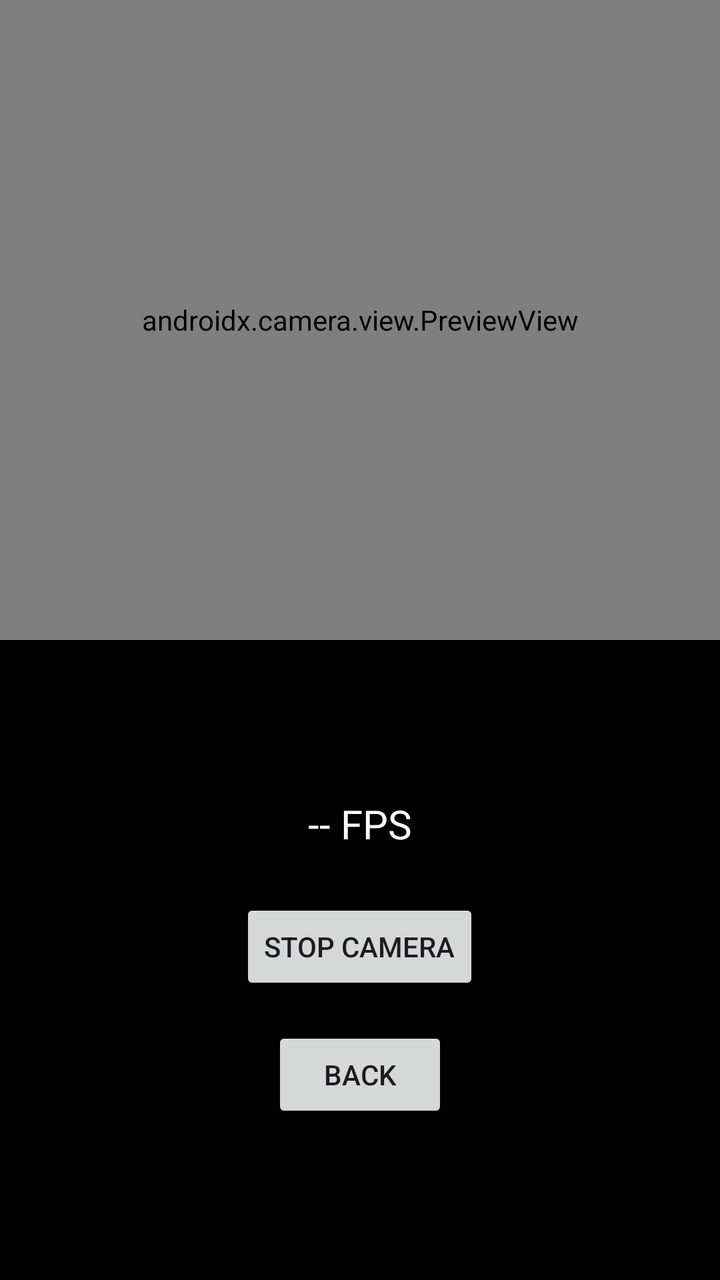
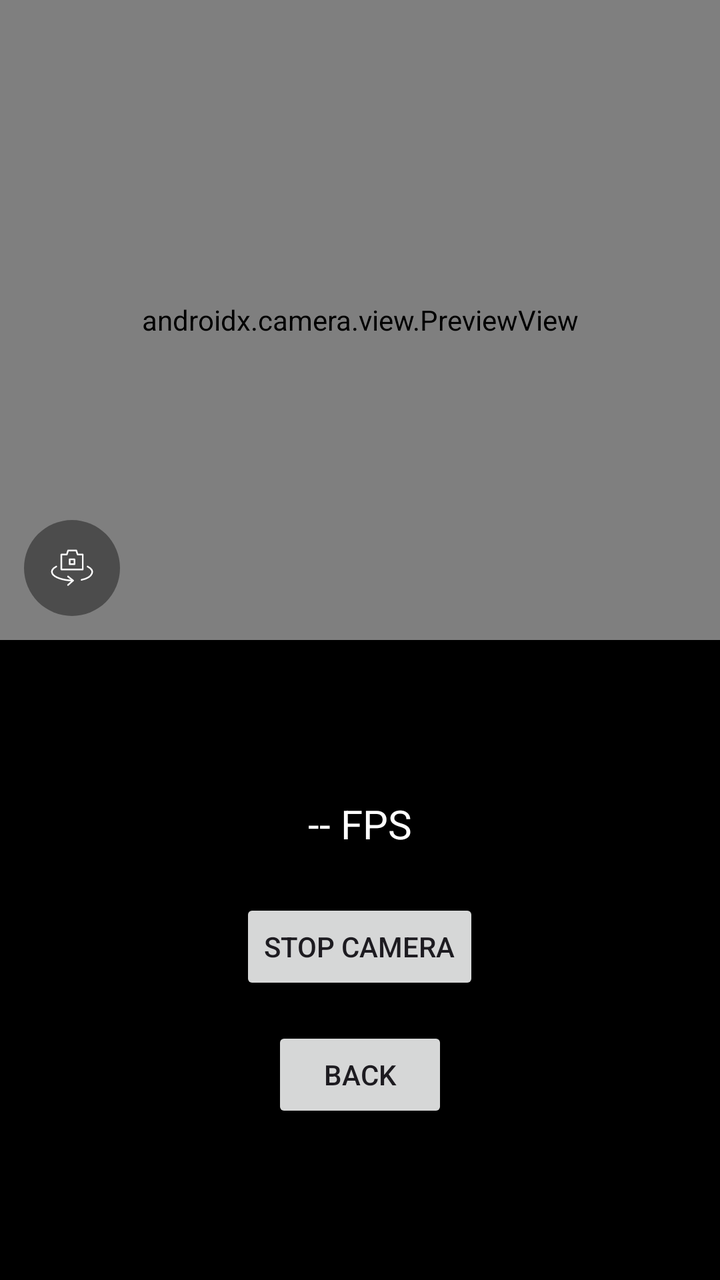

Two renders of the same Android screen: before a commit and after it. Below are the layout's source before the change and the commit's diff.
<!-- AndroidManifest.xml: application theme Theme.MyApplication -->
<!-- res/layout/activity_camera.xml -->
<?xml version="1.0" encoding="utf-8"?>
<androidx.constraintlayout.widget.ConstraintLayout
    xmlns:android="http://schemas.android.com/apk/res/android"
    xmlns:app="http://schemas.android.com/apk/res-auto"
    xmlns:tools="http://schemas.android.com/tools"
    android:layout_width="match_parent"
    android:layout_height="match_parent"
    android:background="@android:color/black"
    tools:context=".ui.CameraActivity">

    <androidx.constraintlayout.widget.Guideline
        android:id="@+id/dividerLine"
        android:layout_width="wrap_content"
        android:layout_height="wrap_content"
        android:orientation="horizontal"
        app:layout_constraintGuide_percent="0.5" />

    
    <androidx.camera.view.PreviewView
        android:id="@+id/previewView"
        android:layout_width="0dp"
        android:layout_height="0dp"
        app:layout_constraintTop_toTopOf="parent"
        app:layout_constraintBottom_toTopOf="@id/dividerLine"
        app:layout_constraintStart_toStartOf="parent"
        app:layout_constraintEnd_toEndOf="parent" />

    
    <LinearLayout
        android:layout_width="0dp"
        android:layout_height="0dp"
        android:orientation="vertical"
        android:gravity="center"
        android:background="@android:color/black"
        app:layout_constraintTop_toBottomOf="@id/dividerLine"
        app:layout_constraintBottom_toBottomOf="parent"
        app:layout_constraintStart_toStartOf="parent"
        app:layout_constraintEnd_toEndOf="parent">

        <TextView
            android:id="@+id/tvFps"
            android:layout_width="wrap_content"
            android:layout_height="wrap_content"
            android:layout_marginBottom="24dp"
            android:textColor="@android:color/white"
            android:textSize="20sp"
            android:text="@string/fps_placeholder" />

        <Button
            android:id="@+id/btnStop"
            android:layout_width="wrap_content"
            android:layout_height="wrap_content"
            android:layout_marginBottom="16dp"
            android:text="@string/stop_camera" />

        <Button
            android:id="@+id/btnBack"
            android:layout_width="wrap_content"
            android:layout_height="wrap_content"
            android:text="@string/back" />

    </LinearLayout>

</androidx.constraintlayout.widget.ConstraintLayout>
<!-- resources referenced by this layout -->
<resources>
  <string name="back">Back</string>
  <string name="fps_placeholder">-- FPS</string>
  <string name="stop_camera">Stop Camera</string>
  <style name="Theme.MyApplication" parent="Base.Theme.MyApplication" />
  <style name="Base.Theme.MyApplication" parent="Theme.Material3.DayNight.NoActionBar">
          
          
      </style>
</resources>

<!-- the commit's change to res/layout/activity_camera.xml (unified diff, before → after) -->
@@ -24,6 +24,21 @@
         app:layout_constraintBottom_toTopOf="@id/dividerLine"
         app:layout_constraintStart_toStartOf="parent"
         app:layout_constraintEnd_toEndOf="parent" />
+
+    <ImageButton
+        android:id="@+id/btnSwitchCamera"
+        android:layout_width="48dp"
+        android:layout_height="48dp"
+        android:layout_margin="12dp"
+        android:padding="10dp"
+        android:scaleType="fitCenter"
+        android:background="@drawable/bg_circle_translucent"
+        android:contentDescription="@string/switch_camera"
+        android:src="@drawable/ic_flip_camera"
+        app:layout_constraintBottom_toBottomOf="@id/previewView"
+        app:layout_constraintStart_toStartOf="@id/previewView" />
+
+
 
     
     <LinearLayout
<!-- resource entries referenced after the edit -->
@@ -1,8 +1,60 @@
 <!-- resources referenced by this layout -->
 <resources>
+  <!-- drawable bg_circle_translucent (drawable) -->
+  <?xml version="1.0" encoding="utf-8"?>
+  <shape xmlns:android="http://schemas.android.com/apk/res/android"
+      android:shape="oval">
+      <solid android:color="#66000000" />
+  </shape>
+  <!-- drawable ic_flip_camera (drawable) -->
+  <?xml version="1.0" encoding="utf-8"?>
+  <vector xmlns:android="http://schemas.android.com/apk/res/android"
+      android:width="24dp"
+      android:height="24dp"
+      android:viewportWidth="555"
+      android:viewportHeight="555">
+  
+      
+      <path
+          android:strokeColor="#FFFFFF"
+          android:strokeWidth="16"
+          android:strokeLineJoin="round"
+          android:strokeLineCap="round"
+          android:pathData="M172,144 L226,144 L239,104 L320,104 L333,144 L384,144 L384,292 L172,292 Z" />
+  
+      
+      <path
+          android:strokeColor="#FFFFFF"
+          android:strokeWidth="16"
+          android:strokeLineJoin="round"
+          android:pathData="M254,192 L302,192 L302,240 L254,240 Z" />
+  
+      
+      <path
+          android:strokeColor="#FFFFFF"
+          android:strokeWidth="16"
+          android:strokeLineCap="round"
+          android:pathData="M122,263 C85,282 70,306 82,332 C102,372 190,400 286,402" />
+  
+      
+      <path
+          android:strokeColor="#FFFFFF"
+          android:strokeWidth="16"
+          android:strokeLineCap="round"
+          android:strokeLineJoin="round"
+          android:pathData="M238,362 L288,402 L238,446" />
+  
+      
+      <path
+          android:strokeColor="#FFFFFF"
+          android:strokeWidth="16"
+          android:strokeLineCap="round"
+          android:pathData="M432,263 C470,282 486,306 475,332 C462,364 420,385 372,395" />
+  </vector>
   <string name="back">Back</string>
   <string name="fps_placeholder">-- FPS</string>
   <string name="stop_camera">Stop Camera</string>
+  <string name="switch_camera">Switch camera</string>
   <style name="Theme.MyApplication" parent="Base.Theme.MyApplication" />
   <style name="Base.Theme.MyApplication" parent="Theme.Material3.DayNight.NoActionBar">
           
